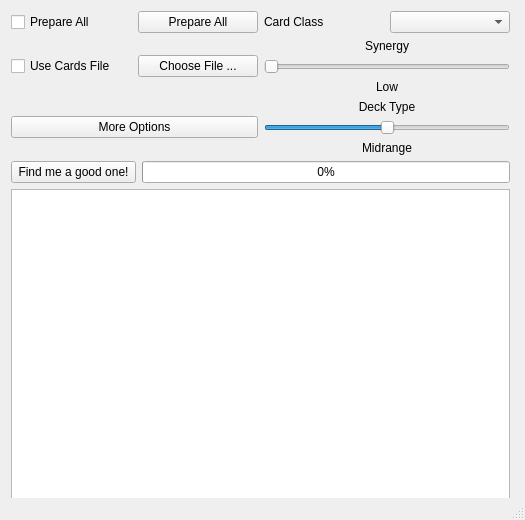
First picture: the form in mainwindow.ui, repository XGEu2X/Hearthstone-DeckFinder-GUI, before the edit.
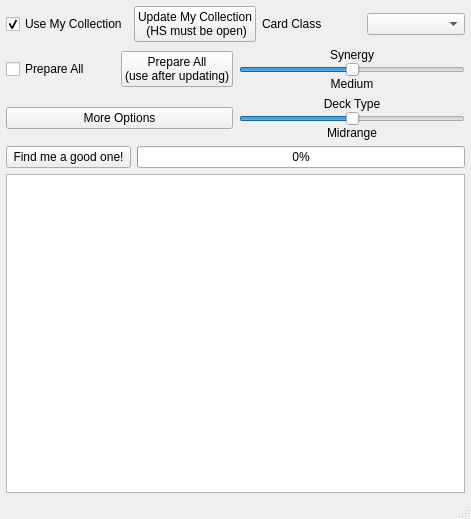
Second picture: the form after the edit.

The edit to the form file:
```diff
--- a/mainwindow.ui
+++ b/mainwindow.ui
@@ -6,10 +6,16 @@
    <rect>
     <x>0</x>
     <y>0</y>
-    <width>525</width>
-    <height>520</height>
+    <width>471</width>
+    <height>519</height>
    </rect>
   </property>
+  <property name="sizePolicy">
+   <sizepolicy hsizetype="Preferred" vsizetype="Preferred">
+    <horstretch>0</horstretch>
+    <verstretch>0</verstretch>
+   </sizepolicy>
+  </property>
   <property name="windowTitle">
    <string>MainWindow</string>
   </property>
@@ -28,7 +34,7 @@
      <rect>
       <x>0</x>
       <y>0</y>
-      <width>521</width>
+      <width>471</width>
       <height>499</height>
      </rect>
     </property>
@@ -36,8 +42,17 @@
      <property name="sizeConstraint">
       <enum>QLayout::SetMaximumSize</enum>
      </property>
+     <property name="leftMargin">
+      <number>6</number>
+     </property>
+     <property name="topMargin">
+      <number>6</number>
+     </property>
+     <property name="rightMargin">
+      <number>6</number>
+     </property>
      <property name="bottomMargin">
-      <number>0</number>
+      <number>6</number>
      </property>
      <item>
       <layout class="QHBoxLayout" name="horizontalLayout">
@@ -53,22 +68,20 @@
           <number>0</number>
          </property>
          <item>
-          <widget class="QCheckBox" name="checkBox_prepareAll">
+          <widget class="QCheckBox" name="checkBox_useCardsFile">
            <property name="text">
-            <string>Prepare All</string>
-           </property>
-           <property name="checkable">
-            <bool>true</bool>
+            <string>Use My Collection</string>
            </property>
            <property name="checked">
-            <bool>false</bool>
+            <bool>true</bool>
            </property>
           </widget>
          </item>
          <item>
-          <widget class="QPushButton" name="pushButton_PrepareAll">
+          <widget class="QPushButton" name="pushButton_updateMyCollection">
            <property name="text">
-            <string>Prepare All</string>
+            <string>Update My Collection
+ (HS must be open)</string>
            </property>
           </widget>
          </item>
@@ -76,6 +89,9 @@
        </item>
        <item>
         <layout class="QHBoxLayout" name="horizontalLayout_7">
+         <property name="spacing">
+          <number>6</number>
+         </property>
          <item>
           <widget class="QLabel" name="label">
            <property name="text">
@@ -101,16 +117,23 @@
        <item>
         <layout class="QHBoxLayout" name="horizontalLayout_8">
          <item>
-          <widget class="QCheckBox" name="checkBox_useCardsFile">
+          <widget class="QCheckBox" name="checkBox_prepareAll">
            <property name="text">
-            <string>Use Cards File</string>
+            <string>Prepare All</string>
+           </property>
+           <property name="checkable">
+            <bool>true</bool>
+           </property>
+           <property name="checked">
+            <bool>false</bool>
            </property>
           </widget>
          </item>
          <item>
-          <widget class="QPushButton" name="pushButton_useCardsFile">
+          <widget class="QPushButton" name="pushButton_PrepareAll">
            <property name="text">
-            <string>Choose File ...</string>
+            <string>Prepare All
+(use after updating)</string>
            </property>
           </widget>
          </item>
@@ -118,6 +141,9 @@
        </item>
        <item>
         <layout class="QVBoxLayout" name="verticalLayout_2">
+         <property name="spacing">
+          <number>0</number>
+         </property>
          <property name="bottomMargin">
           <number>0</number>
          </property>
@@ -146,7 +172,7 @@
             <number>0</number>
            </property>
            <property name="maximum">
-            <number>3</number>
+            <number>2</number>
            </property>
            <property name="singleStep">
             <number>1</number>
@@ -155,7 +181,7 @@
             <number>10</number>
            </property>
            <property name="value">
-            <number>0</number>
+            <number>1</number>
            </property>
            <property name="tracking">
             <bool>true</bool>
@@ -173,7 +199,7 @@
            <item>
             <widget class="QLabel" name="label_synergy">
              <property name="text">
-              <string>Low</string>
+              <string>Medium</string>
              </property>
              <property name="alignment">
               <set>Qt::AlignCenter</set>
@@ -203,6 +229,9 @@
        </item>
        <item>
         <layout class="QVBoxLayout" name="verticalLayout_3">
+         <property name="spacing">
+          <number>0</number>
+         </property>
          <property name="bottomMargin">
           <number>0</number>
          </property>
```
Left out of the diff: 2 changed lines with no effect on the pictures.
